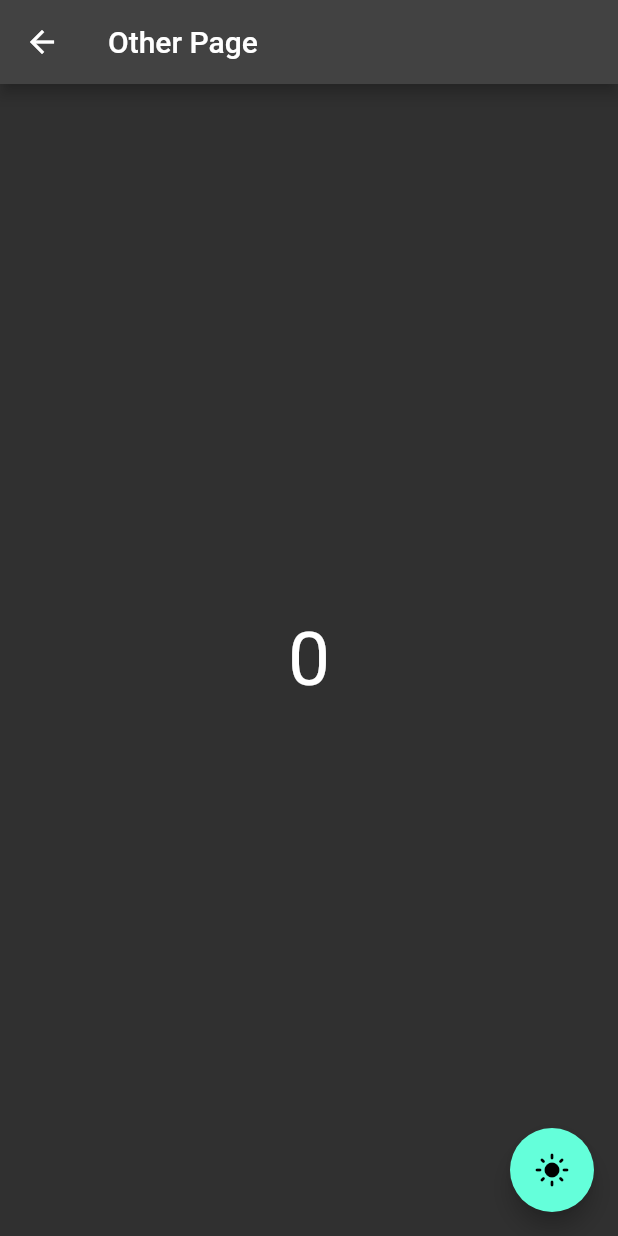
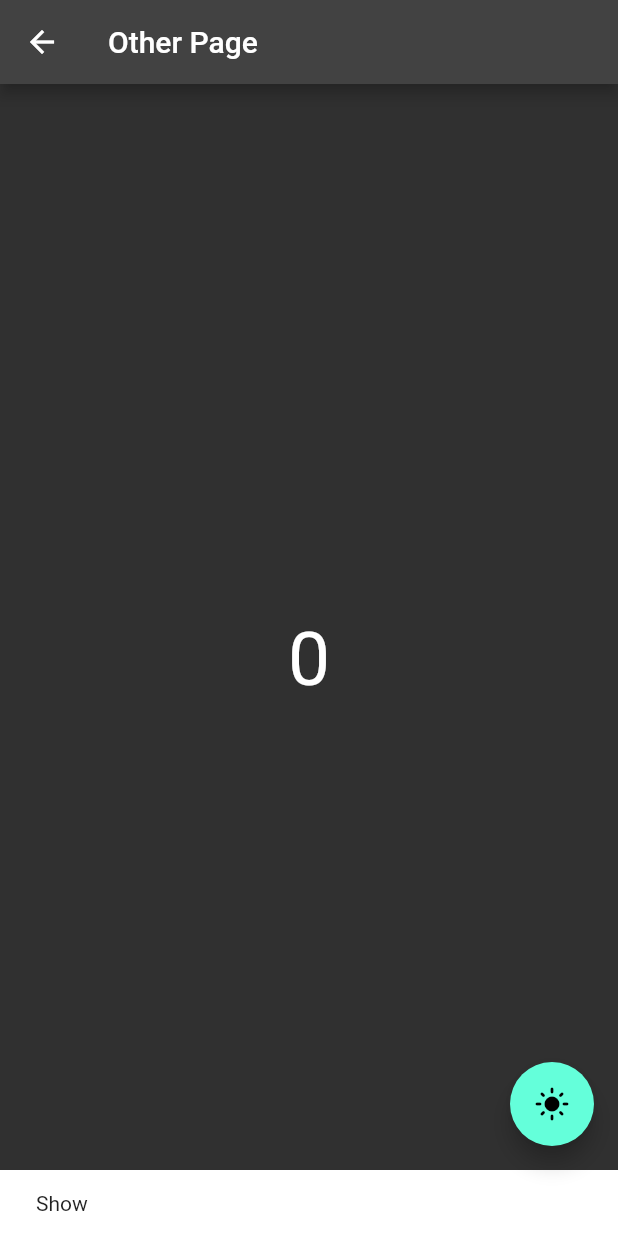
Before and after one commit to aldoalfians/flutter_state_bloc, a Flutter app: the OtherPage screen opened by its route, after a tap on the "dark mode" icon, on a phone screen of 412 x 824 dp. Run offline on Flutter 3.47's test engine with Material 2 defaults, Android fonts, the phone set to English and light mode, and no system bars; our stand-ins replace bloc, flutter_bloc.

Commit message:
update multi bloc listener

```diff
--- a/lib/app.dart
+++ b/lib/app.dart
@@ -30,7 +30,6 @@ class App extends StatelessWidget {
 
           // Using Generate route access
           onGenerateRoute: router.generateRoute,
-          home: HomePage(),
         );
       },
     );
--- a/lib/pages/home.dart
+++ b/lib/pages/home.dart
@@ -3,6 +3,7 @@ import 'package:flutter/src/widgets/framework.dart';
 import 'package:flutter/src/widgets/placeholder.dart';
 import 'package:flutter_bloc/flutter_bloc.dart';
 import 'package:flutter_bloc_app/bloc/counter.dart';
+import 'package:flutter_bloc_app/bloc/theme_bloc.dart';
 import 'package:flutter_bloc_app/pages/other.dart';
 import 'package:flutter_bloc_app/widget/data_widget.dart';
 
@@ -30,11 +31,50 @@ class HomePage extends StatelessWidget {
         child: const Icon(Icons.arrow_forward),
       ),
       appBar: AppBar(
-        title: const Text("Bloc Provider"),
+        title: const Text("Home Page"),
       ),
       body: Column(
         mainAxisAlignment: MainAxisAlignment.center,
         children: [
+          MultiBlocListener(
+            listeners: [
+              BlocListener<ThemeBloc, bool>(
+                listener: (context, state) {
+                  ScaffoldMessenger.of(context).showSnackBar(
+                    const SnackBar(
+                      content: Text("Show"),
+                      duration: Duration(seconds: 1),
+                    ),
+                  );
+                },
+                listenWhen: (previous, current) {
+                  if (current == false) {
+                    return true;
+                  } else {
+                    return false;
+                  }
+                },
+              ),
+              BlocListener<Counter, int>(
+                listener: (context, state) {
+                  ScaffoldMessenger.of(context).showSnackBar(
+                    const SnackBar(
+                      content: Text("Show 10"),
+                      duration: Duration(seconds: 1),
+                    ),
+                  );
+                },
+                listenWhen: (previous, current) {
+                  if (current > 10) {
+                    return true;
+                  } else {
+                    return false;
+                  }
+                },
+              ),
+            ],
+            child: DataWidget(),
+          ),
           Row(
             mainAxisAlignment: MainAxisAlignment.spaceEvenly,
             children: [
@@ -54,7 +94,6 @@ class HomePage extends StatelessWidget {
                   ),
                 ),
               ),
-              DataWidget(),
               Material(
                 color: Colors.blue,
                 child: InkWell(
```
